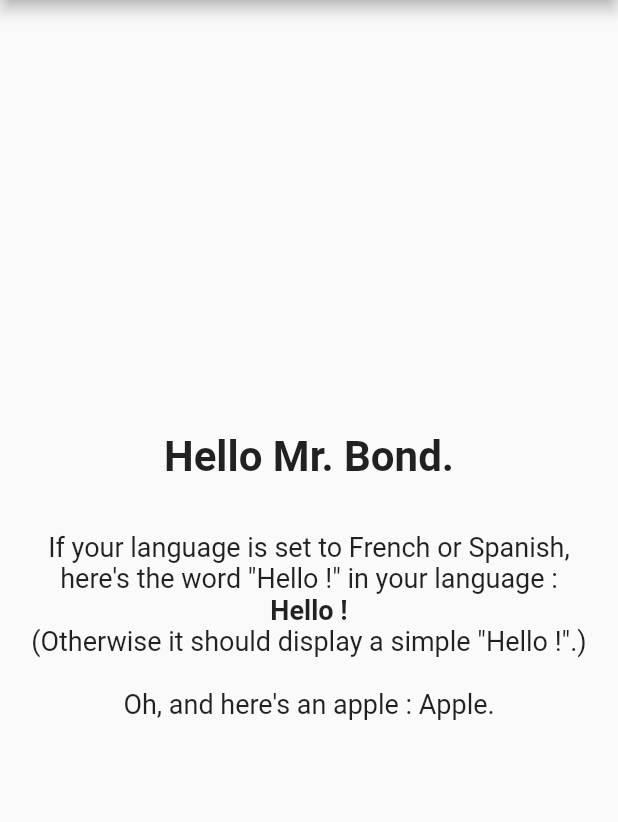
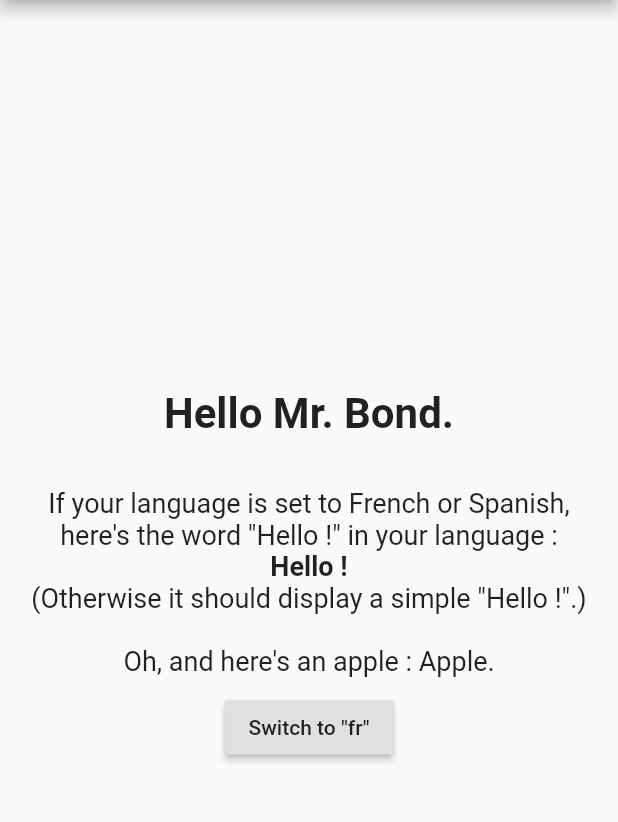
Before and after one commit to Skyost/EzLocalization, a Flutter app: the screen it shows after launch, on a phone screen of 412 x 824 dp, the part 84-906 px from its top. Run offline on Flutter 3.47's test engine with Material 2 defaults, Android fonts, the phone set to English and light mode, and no system bars.

Commit message:
Fixed #3.

```diff
--- a/example/lib/main.dart
+++ b/example/lib/main.dart
@@ -8,7 +8,13 @@ void main() => runApp(_EzLocalizationDemoApp());
 class _EzLocalizationDemoApp extends StatelessWidget {
   @override
   Widget build(BuildContext context) => EzLocalizationBuilder(
-        delegateBuilder: createEzLocalizationDelegate,
+        delegate: EzLocalizationDelegate(
+          supportedLocales: [
+            Locale('en'),
+            Locale('fr'),
+            Locale('es'),
+          ],
+        ),
         builder: (context, localizationDelegate) => MaterialApp(
           title: 'EzLocalization Demo',
           home: Scaffold(
@@ -22,15 +28,6 @@ class _EzLocalizationDemoApp extends StatelessWidget {
           localeResolutionCallback: localizationDelegate.localeResolutionCallback,
         ),
       );
-
-  /// Allows to create the localization delegate.
-  EzLocalizationDelegate createEzLocalizationDelegate() => EzLocalizationDelegate(
-        supportedLocales: [
-          Locale('en'),
-          Locale('fr'),
-          Locale('es'),
-        ],
-      );
 }
 
 /// The main demo widget.
@@ -43,29 +40,56 @@ class _EzLocalizationDemoWidget extends StatelessWidget {
     print('(Otherwise it should display a simple "Hello !".)');
     print('Oh, and here\'s an apple : ' + context.getString('fruits.apple') + '.');
 
+    Locale nextLocale = _getNextLocale(context);
     return Padding(
-      padding: EdgeInsets.all(8),
-      child: Center(
-        child: RichText(
+      padding: EdgeInsets.all(10),
+      child: Column(
+        crossAxisAlignment: CrossAxisAlignment.center,
+        mainAxisAlignment: MainAxisAlignment.center,
+        mainAxisSize: MainAxisSize.max,
+        children: [
+          RichText(
             text: TextSpan(
               children: [
                 TextSpan(
                   text: context.getString('format', {'name': 'Bond'}) + '\n\n',
-                style: Theme.of(context).textTheme.body1.copyWith(fontSize: 28, fontWeight: FontWeight.bold),
+                  style: TextStyle(fontSize: 28, fontWeight: FontWeight.bold),
                 ),
                 TextSpan(text: 'If your language is set to French or Spanish, here\'s the word "Hello !" in your language :\n'),
                 TextSpan(
                   text: context.getString('hello'),
-                style: Theme.of(context).textTheme.body1.copyWith(fontSize: 18, fontWeight: FontWeight.bold),
+                  style: TextStyle(fontSize: 18, fontWeight: FontWeight.bold),
                 ),
                 TextSpan(text: '\n(Otherwise it should display a simple "Hello !".)\n\n'),
                 TextSpan(text: 'Oh, and here\'s an apple : ' + context.getString('fruits.apple') + '.'),
               ],
-            style: Theme.of(context).textTheme.body1.copyWith(fontSize: 18),
+              style: TextStyle(fontSize: 18, color: Colors.black87),
             ),
             textAlign: TextAlign.center,
           ),
+          Padding(
+            padding: const EdgeInsets.only(top: 10),
+            child: RaisedButton(
+              child: Text('Switch to "${nextLocale.languageCode}"'),
+              onPressed: () => EzLocalizationBuilder.of(context).changeLocale(nextLocale),
+            ),
+          ),
+        ],
       ),
     );
   }
+
+  /// Returns the next locale to switch on.
+  Locale _getNextLocale(BuildContext context) {
+    String lang = EzLocalization.of(context).locale.languageCode;
+    switch (lang) {
+      case 'en':
+        return Locale('fr');
+      case 'fr':
+        return Locale('es');
+      case 'es':
+        return Locale('en');
     }
+    return null;
+  }
+}
--- a/example/pubspec.yaml
+++ b/example/pubspec.yaml
@@ -18,4 +18,4 @@ dev_dependencies:
 flutter:
   uses-material-design: true
   assets:
-    - "assets/languages/"
+    - 'assets/languages/'
--- a/lib/src/localization_delegate.dart
+++ b/lib/src/localization_delegate.dart
@@ -7,7 +7,7 @@ import 'package:flutter_localizations/flutter_localizations.dart';
 /// The EzLocalization delegate class.
 class EzLocalizationDelegate extends LocalizationsDelegate<EzLocalization> {
   /// Contains all supported locales.
-  final Iterable<Locale> supportedLocales;
+  final List<Locale> supportedLocales;
 
   /// The get path function.
   final GetPathFunction getPathFunction;
@@ -15,11 +15,15 @@ class EzLocalizationDelegate extends LocalizationsDelegate<EzLocalization> {
   /// The string to return if the key is not found.
   final String notFoundString;
 
+  /// The locale to force (if specified, not recommended except under special circumstances).
+  final Locale locale;
+
   /// Creates a new app localization delegate instance.
   const EzLocalizationDelegate({
     this.supportedLocales = const [Locale('en')],
     this.getPathFunction = EzLocalization.defaultGetPathFunction,
     this.notFoundString,
+    this.locale,
   });
 
   @override
@@ -28,24 +32,27 @@ class EzLocalizationDelegate extends LocalizationsDelegate<EzLocalization> {
   @override
   Future<EzLocalization> load(Locale locale) async {
     EzLocalization ezLocalization = EzLocalization(
-      locale: locale,
+      locale: this.locale ?? locale,
       getPathFunction: getPathFunction,
       notFoundString: notFoundString,
     );
 
     await ezLocalization.load();
-
     return ezLocalization;
   }
 
   @override
-  bool shouldReload(LocalizationsDelegate<EzLocalization> old) => false;
+  bool shouldReload(EzLocalizationDelegate old) => old.locale != locale;
 
   /// The default locale resolution callback.
   Locale localeResolutionCallback(
     Locale locale,
     Iterable<Locale> supportedLocales,
   ) {
+    if(this.locale != null) {
+      return this.locale;
+    }
+
     if (locale == null) {
       return supportedLocales.first;
     }
@@ -54,7 +61,7 @@ class EzLocalizationDelegate extends LocalizationsDelegate<EzLocalization> {
   }
 
   /// The localization delegates to add in your application.
-  List<LocalizationsDelegate<dynamic>> get localizationDelegates => [
+  List<LocalizationsDelegate> get localizationDelegates => [
         this,
         GlobalMaterialLocalizations.delegate,
         GlobalWidgetsLocalizations.delegate,
--- a/lib/src/widget.dart
+++ b/lib/src/widget.dart
@@ -4,32 +4,49 @@ import 'package:flutter/material.dart';
 /// A simple but useful widget that allows to load EzLocalization easier.
 class EzLocalizationBuilder extends StatefulWidget {
   /// The delegate builder.
-  final EzLocalizationDelegate Function() delegateBuilder;
+  final EzLocalizationDelegate delegate;
 
   /// The widget builder.
   final Widget Function(BuildContext context, EzLocalizationDelegate ezLocalizationDelegate) builder;
 
   /// Creates a new EzLocalization builder instance.
   const EzLocalizationBuilder({
-    this.delegateBuilder,
+    this.delegate = const EzLocalizationDelegate(),
     @required this.builder,
   });
 
   @override
-  State<StatefulWidget> createState() => _EzLocalizationBuilderState();
+  State<StatefulWidget> createState() => EzLocalizationBuilderState();
+
+  /// Allows to change the preferred locale (if using the builder).
+  static EzLocalizationBuilderState of(BuildContext context) => context.findAncestorStateOfType<EzLocalizationBuilderState>();
 }
 
 /// The EzLocalization builder state.
-class _EzLocalizationBuilderState extends State<EzLocalizationBuilder> {
+class EzLocalizationBuilderState extends State<EzLocalizationBuilder> {
   /// The current EzLocalization delegate.
-  EzLocalizationDelegate ezLocalizationDelegate;
+  EzLocalizationDelegate _ezLocalizationDelegate;
 
   @override
   void initState() {
     super.initState();
-    ezLocalizationDelegate = widget.delegateBuilder == null ? EzLocalizationDelegate() : widget.delegateBuilder();
+    _ezLocalizationDelegate = widget.delegate;
   }
 
   @override
-  Widget build(BuildContext context) => widget.builder(context, ezLocalizationDelegate);
+  Widget build(BuildContext context) => widget.builder(context, _ezLocalizationDelegate);
+
+  /// Allows to change the preferred locale.
+  void changeLocale(Locale locale) {
+    if(mounted) {
+      setState(() {
+        _ezLocalizationDelegate = EzLocalizationDelegate(
+          supportedLocales: _ezLocalizationDelegate.supportedLocales,
+          getPathFunction: _ezLocalizationDelegate.getPathFunction,
+          notFoundString: _ezLocalizationDelegate.notFoundString,
+          locale: locale,
+        );
+      });
+    }
+  }
 }
```
Also changed, not shown: example/pubspec.lock, pubspec.lock. Lines whose indentation alone changed are shown as unchanged.
